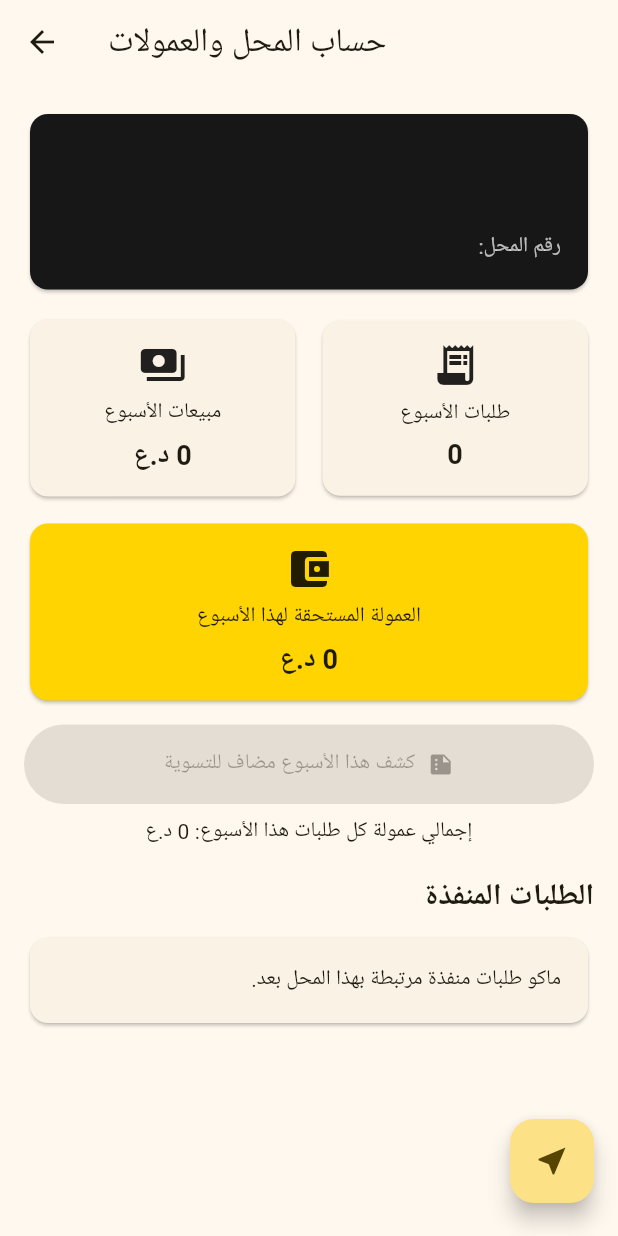
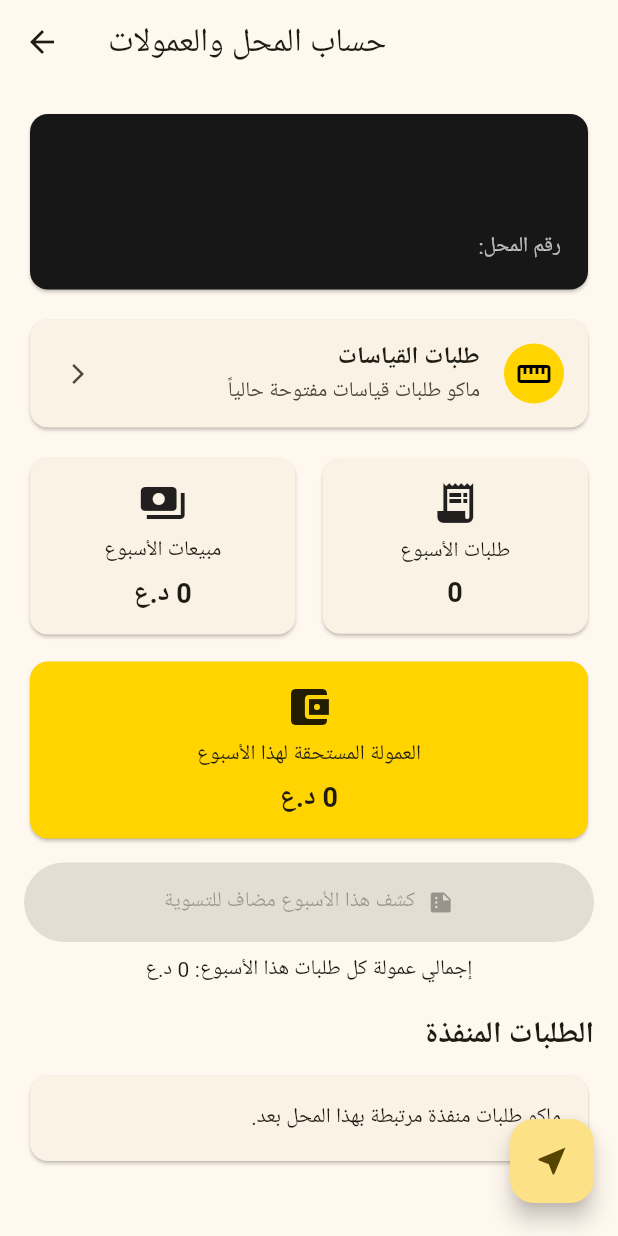
Before and after one commit to mohanedmmm51-cmd/outo_deals_iraq, a Flutter app: the ShopDashboardPage screen opened directly, on a phone screen of 412 x 824 dp. Run offline on Flutter 3.47's test engine with Material 3 defaults, Android fonts, the light colour scheme and no system bars; our stand-ins replace barcode_widget, cloud_firestore, firebase_auth, firebase_core, firebase_crashlytics, firebase_messaging and 7 more; missing offline and left inert: firebase_performance, mobile_scanner; accounts and stored records are empty.

Commit message:
Show live size requests in shop dashboard

```diff
--- a/lib/shop_dashboard.dart
+++ b/lib/shop_dashboard.dart
@@ -2,6 +2,7 @@ import 'package:cloud_firestore/cloud_firestore.dart';
 import 'package:flutter/material.dart';
 
 import 'shop_store.dart';
+import 'size_request_page.dart';
 
 const shopYellow = Color(0xFFFFD400);
 
@@ -40,10 +41,10 @@ class _ShopDashboardPageState extends State<ShopDashboardPage> {
 
   Future<void> _loadProfile() async {
     try {
-      final p = await ShopStore.load();
+      final value = await ShopStore.load();
       if (!mounted) return;
       setState(() {
-        profile = p;
+        profile = value;
         loading = false;
       });
     } catch (e) {
@@ -67,10 +68,10 @@ class _ShopDashboardPageState extends State<ShopDashboardPage> {
 
     setState(() => loading = true);
     try {
-      final p = await ShopStore.save(name: name, phone: phone);
+      final value = await ShopStore.save(name: name, phone: phone);
       if (!mounted) return;
       setState(() {
-        profile = p;
+        profile = value;
         loading = false;
       });
     } catch (e) {
@@ -94,7 +95,6 @@ class _ShopDashboardPageState extends State<ShopDashboardPage> {
     if (loading) {
       return const Scaffold(body: Center(child: CircularProgressIndicator()));
     }
-
     if (profile == null) return _buildCreateAccount();
     return _buildDashboard(profile!);
   }
@@ -121,7 +121,7 @@ class _ShopDashboardPageState extends State<ShopDashboardPage> {
                     ),
                     SizedBox(height: 6),
                     Text(
-                      'هذا الحساب يربط الطلبات المنفذة بالمحل ويحسب العمولة والتسوية الأسبوعية.',
+                      'هذا الحساب يربط الطلبات بالمحل ويحسب العمولة والتسوية الأسبوعية.',
                       textAlign: TextAlign.center,
                     ),
                   ],
@@ -164,7 +164,7 @@ class _ShopDashboardPageState extends State<ShopDashboardPage> {
     );
   }
 
-  Widget _buildDashboard(ShopProfile p) {
+  Widget _buildDashboard(ShopProfile shop) {
     return Scaffold(
       appBar: AppBar(title: const Text('حساب المحل والعمولات')),
       body: Directionality(
@@ -172,7 +172,7 @@ class _ShopDashboardPageState extends State<ShopDashboardPage> {
         child: StreamBuilder<QuerySnapshot<Map<String, dynamic>>>(
           stream: FirebaseFirestore.instance
               .collection('orders')
-              .where('shopId', isEqualTo: p.id)
+              .where('shopId', isEqualTo: shop.id)
               .snapshots(),
           builder: (context, snapshot) {
             if (snapshot.hasError) {
@@ -184,11 +184,8 @@ class _ShopDashboardPageState extends State<ShopDashboardPage> {
 
             final docs = snapshot.data!.docs;
             final completed = docs.where((d) => d.data()['completed'] == true).toList();
-            completed.sort((a, b) {
-              final ad = _asDate(a.data()['completedAt']);
-              final bd = _asDate(b.data()['completedAt']);
-              return bd.compareTo(ad);
-            });
+            completed.sort((a, b) =>
+                _asDate(b.data()['completedAt']).compareTo(_asDate(a.data()['completedAt'])));
 
             final start = _weekStart(DateTime.now());
             final end = start.add(const Duration(days: 7));
@@ -218,27 +215,9 @@ class _ShopDashboardPageState extends State<ShopDashboardPage> {
               child: ListView(
                 padding: const EdgeInsets.all(16),
                 children: [
-                  Card(
-                    color: const Color(0xff171717),
-                    child: Padding(
-                      padding: const EdgeInsets.all(18),
-                      child: Column(
-                        crossAxisAlignment: CrossAxisAlignment.start,
-                        children: [
-                          Text(p.name,
-                              style: const TextStyle(
-                                  color: Colors.white,
-                                  fontSize: 22,
-                                  fontWeight: FontWeight.bold)),
-                          const SizedBox(height: 4),
-                          Text(p.phone, style: const TextStyle(color: Colors.white70)),
-                          const SizedBox(height: 4),
-                          Text('رقم المحل: ${p.id}',
-                              style: const TextStyle(color: Colors.white70)),
-                        ],
-                      ),
-                    ),
-                  ),
+                  _shopHeader(shop),
+                  const SizedBox(height: 12),
+                  _liveSizeRequestsCard(),
                   const SizedBox(height: 12),
                   Row(
                     children: [
@@ -272,7 +251,7 @@ class _ShopDashboardPageState extends State<ShopDashboardPage> {
                     onPressed: unassigned.isEmpty
                         ? null
                         : () => _createWeeklyStatement(
-                              profile: p,
+                              profile: shop,
                               weekStart: start,
                               orders: unassigned,
                             ),
@@ -312,8 +291,101 @@ class _ShopDashboardPageState extends State<ShopDashboardPage> {
     );
   }
 
-  Widget _statCard(String title, String value, IconData icon,
-      {bool highlight = false}) {
+  Widget _shopHeader(ShopProfile shop) {
+    return Card(
+      color: const Color(0xff171717),
+      child: Padding(
+        padding: const EdgeInsets.all(18),
+        child: Column(
+          crossAxisAlignment: CrossAxisAlignment.start,
+          children: [
+            Text(
+              shop.name,
+              style: const TextStyle(
+                color: Colors.white,
+                fontSize: 22,
+                fontWeight: FontWeight.bold,
+              ),
+            ),
+            const SizedBox(height: 4),
+            Text(shop.phone, style: const TextStyle(color: Colors.white70)),
+            const SizedBox(height: 4),
+            Text('رقم المحل: ${shop.id}', style: const TextStyle(color: Colors.white70)),
+          ],
+        ),
+      ),
+    );
+  }
+
+  Widget _liveSizeRequestsCard() {
+    return StreamBuilder<QuerySnapshot<Map<String, dynamic>>>(
+      stream: FirebaseFirestore.instance
+          .collection('size_requests')
+          .where('status', isEqualTo: 'open')
+          .snapshots(),
+      builder: (context, snapshot) {
+        final count = snapshot.data?.docs.length ?? 0;
+        return Card(
+          color: count > 0 ? shopYellow : null,
+          child: ListTile(
+            leading: CircleAvatar(
+              backgroundColor: count > 0 ? Colors.black : shopYellow,
+              child: Icon(
+                Icons.straighten,
+                color: count > 0 ? shopYellow : Colors.black,
+              ),
+            ),
+            title: const Text(
+              'طلبات القياسات',
+              style: TextStyle(fontWeight: FontWeight.bold),
+            ),
+            subtitle: Text(
+              snapshot.hasError
+                  ? 'تعذر تحميل طلبات القياسات'
+                  : count > 0
+                      ? '$count طلب مفتوح بانتظار عروض المحلات'
+                      : 'ماكو طلبات قياسات مفتوحة حالياً',
+            ),
+            trailing: Row(
+              mainAxisSize: MainAxisSize.min,
+              children: [
+                if (count > 0)
+                  Container(
+                    padding: const EdgeInsets.symmetric(horizontal: 9, vertical: 4),
+                    decoration: BoxDecoration(
+                      color: Colors.black,
+                      borderRadius: BorderRadius.circular(20),
+                    ),
+                    child: Text(
+                      '$count',
+                      style: const TextStyle(
+                        color: shopYellow,
+                        fontWeight: FontWeight.bold,
+                      ),
+                    ),
+                  ),
+                const SizedBox(width: 6),
+                const Icon(Icons.arrow_back_ios_new, size: 16),
+              ],
+            ),
+            onTap: () => Navigator.push(
+              context,
+              MaterialPageRoute(
+                builder: (_) => const ShopSizeRequestsEnhancedPage(),
+              ),
+            ),
+          ),
+        );
+      },
+    );
+  }
+
+  Widget _statCard(
+    String title,
+    String value,
+    IconData icon, {
+    bool highlight = false,
+  }) {
     return Card(
       color: highlight ? shopYellow : null,
       child: Padding(
@@ -324,9 +396,11 @@ class _ShopDashboardPageState extends State<ShopDashboardPage> {
             const SizedBox(height: 6),
             Text(title, textAlign: TextAlign.center),
             const SizedBox(height: 4),
-            Text(value,
+            Text(
+              value,
               textAlign: TextAlign.center,
-                style: const TextStyle(fontSize: 18, fontWeight: FontWeight.bold)),
+              style: const TextStyle(fontSize: 18, fontWeight: FontWeight.bold),
+            ),
           ],
         ),
       ),
@@ -341,8 +415,10 @@ class _ShopDashboardPageState extends State<ShopDashboardPage> {
           backgroundColor: settled ? Colors.green : shopYellow,
           child: Icon(settled ? Icons.done_all : Icons.check, color: Colors.black),
         ),
-        title: Text('${data['title'] ?? ''}',
-            style: const TextStyle(fontWeight: FontWeight.bold)),
+        title: Text(
+          '${data['title'] ?? ''}',
+          style: const TextStyle(fontWeight: FontWeight.bold),
+        ),
         subtitle: Text(
           '${data['code'] ?? ''}\n'
           'السعر: ${_money((data['price'] as num?)?.toInt() ?? 0)} د.ع • '
@@ -371,7 +447,9 @@ class _ShopDashboardPageState extends State<ShopDashboardPage> {
       if (existing.exists && existingStatus == 'paid') {
         if (!mounted) return;
         ScaffoldMessenger.of(context).showSnackBar(
-          const SnackBar(content: Text('تم تسديد كشف هذا الأسبوع ولا يمكن إضافة طلبات جديدة له')),
+          const SnackBar(
+            content: Text('تم تسديد كشف هذا الأسبوع ولا يمكن إضافة طلبات جديدة له'),
+          ),
         );
         return;
       }
@@ -399,10 +477,13 @@ class _ShopDashboardPageState extends State<ShopDashboardPage> {
       );
       final mergedCodes = <String>{...oldCodes, ...newOrders.map((d) => d.id)}.toList();
       final previousSales = (existingData?['totalSales'] as num?)?.toInt() ?? 0;
-      final previousCommission = (existingData?['totalCommission'] as num?)?.toInt() ?? 0;
+      final previousCommission =
+          (existingData?['totalCommission'] as num?)?.toInt() ?? 0;
 
       final batch = db.batch();
-      batch.set(statementRef, {
+      batch.set(
+        statementRef,
+        {
           'id': settlementId,
           'shopId': profile.id,
           'shopName': profile.name,
@@ -416,7 +497,9 @@ class _ShopDashboardPageState extends State<ShopDashboardPage> {
           if (!existing.exists) 'createdAt': FieldValue.serverTimestamp(),
           'updatedAt': FieldValue.serverTimestamp(),
           'paidAt': null,
-      }, SetOptions(merge: true));
+        },
+        SetOptions(merge: true),
+      );
 
       for (final order in newOrders) {
         batch.update(order.reference, {
```
Lines whose indentation alone changed are shown as unchanged.
